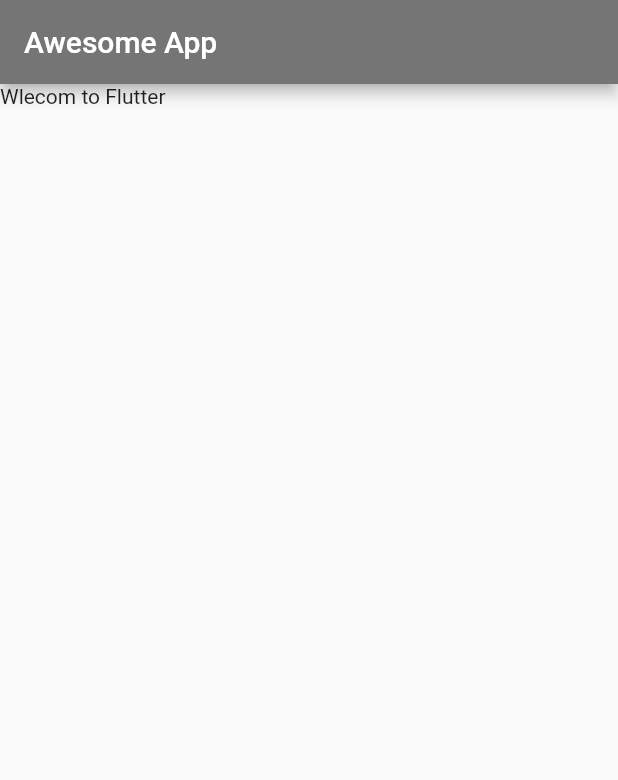
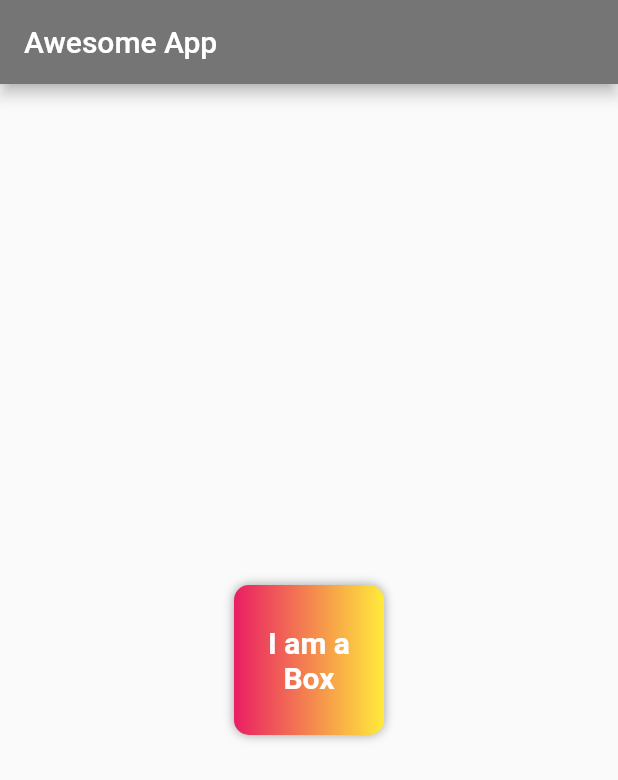
Before and after one commit to AdityaPedagada/flutter_app, a Flutter app: the screen it shows after launch, on a phone screen of 412 x 824 dp. Shown: the top 780 px of the screen. Run offline on Flutter 3.47's test engine with Material 2 defaults, Android fonts, the phone set to English and light mode, and no system bars.

Commit message:
I am a box chagnes

```diff
--- a/lib/main.dart
+++ b/lib/main.dart
@@ -16,8 +16,24 @@ class HomePage extends StatelessWidget {
       appBar: AppBar(
         title: Text("Awesome App"),
       ),
-      body: Container(
-        child: Text("Wlecom to Flutter"),
+      body: Center(
+        child: Container(
+          padding: const EdgeInsets.all(8),
+          width: 100,
+          height: 100,
+          alignment: Alignment.center,
+          child: Text(
+            "I am a Box",
+            textAlign: TextAlign.center,
+            style: TextStyle(
+                fontSize: 20, color: Colors.white, fontWeight: FontWeight.bold),
+          ),
+          decoration: BoxDecoration(
+              color: Colors.blueGrey,
+              gradient: LinearGradient(colors: [Colors.pink, Colors.yellow]),
+              borderRadius: BorderRadius.circular(10),
+              boxShadow: [BoxShadow(blurRadius: 5, color: Colors.grey)]),
+        ),
       ),
     );
   }
```
